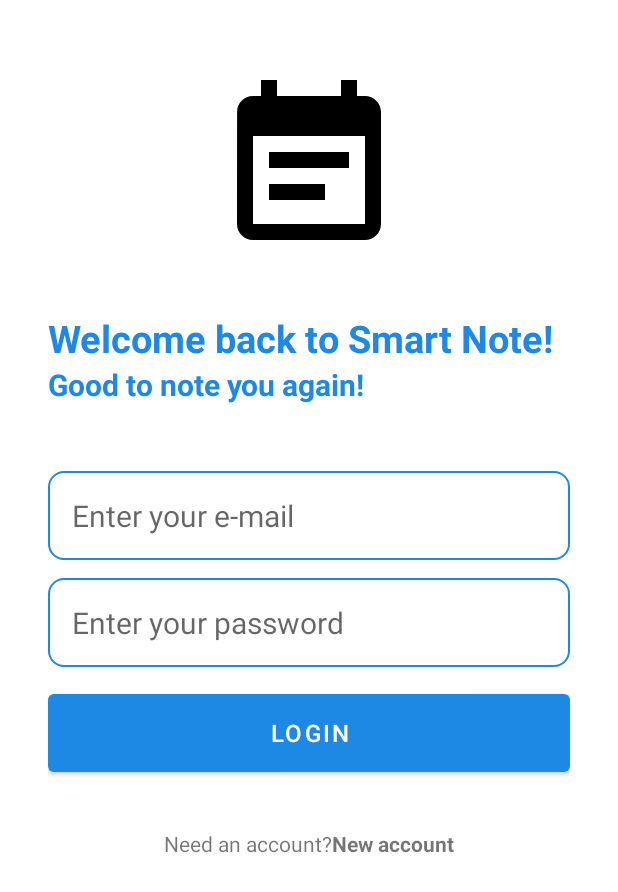
After one commit to Amelhot/And1ProjectApp, an Android app: the LoginActivity screen opened directly, with no data from a screen before it, on a phone screen of 412 x 824 dp. The commit adds this screen. Shown: the top 892 px of the screen. Run offline under Robolectric (Android 15) with nearby library versions, the phone set to English and light mode, and no system bars; our stand-ins replace Firebase (no records; nobody signed in at launch, a user with empty details on screens opened directly).

Commit message:
Created LoginActivity and reused most of the code and layout structure from NewAccountActivity

```diff
--- /dev/null
+++ b/app/src/main/java/com/example/smartnoteapp/LoginActivity.java
@@ -0,0 +1,119 @@
+package com.example.smartnoteapp;
+
+import androidx.annotation.NonNull;
+import androidx.appcompat.app.AppCompatActivity;
+
+import android.content.Intent;
+import android.os.Bundle;
+import android.util.Patterns;
+import android.view.View;
+import android.widget.Button;
+import android.widget.EditText;
+import android.widget.ProgressBar;
+import android.widget.TextView;
+
+import com.google.android.gms.tasks.OnCompleteListener;
+import com.google.android.gms.tasks.Task;
+import com.google.firebase.auth.AuthResult;
+import com.google.firebase.auth.FirebaseAuth;
+
+public class LoginActivity extends AppCompatActivity {
+    EditText emailEditTxt, passwordEditTxt;
+    Button loginBn;
+    ProgressBar progressB;
+    TextView newAccountBtnTextView;
+    @Override
+    protected void onCreate(Bundle savedInstanceState) {
+        super.onCreate(savedInstanceState);
+        setContentView(R.layout.activity_login);
+
+        emailEditTxt = findViewById(R.id.emailEdit);
+        passwordEditTxt = findViewById(R.id.passwordEdit);
+        loginBn = findViewById(R.id.loginBtn);
+        progressB = findViewById(R.id.progressBar);
+        newAccountBtnTextView = findViewById(R.id.newAccountBtn);
+
+        loginBn.setOnClickListener((v)-> userLogin());
+        newAccountBtnTextView.setOnClickListener((v)->  startActivity(new Intent(LoginActivity.this,NewAccountActivity.class)));
+    }
+
+    void userLogin(){
+        String email = emailEditTxt.getText().toString();
+        String password = passwordEditTxt.getText().toString();
+
+
+        boolean isValidated = validateData(email,password);
+        if (!isValidated){
+            return;
+        }
+
+        firebaseLogin(email,password);
+
+    }
+
+    void firebaseLogin(String email,String password){
+
+        FirebaseAuth firebaseAuth = FirebaseAuth.getInstance();
+        changeInProgress(true);
+        firebaseAuth.signInWithEmailAndPassword(email,password).addOnCompleteListener(new OnCompleteListener<AuthResult>() {
+            @Override
+            public void onComplete(@NonNull Task<AuthResult> task) {
+                changeInProgress(false);
+                if (task.isSuccessful()){
+                    //Successful login!
+                    if (firebaseAuth.getCurrentUser().isEmailVerified()){
+                        //Main activity
+
+                        startActivity(new Intent(LoginActivity.this, MainActivity.class));
+                        finish();
+
+                    }else{
+
+                        Utility.showToast(LoginActivity.this,"E-mail not yet verified, Please check you mail for verification link");
+
+                    }
+
+                }else{
+                    //Failed login :/
+                    Utility.showToast(LoginActivity.this, task.getException().getLocalizedMessage());
+
+
+                }
+
+            }
+        });
+
+
+
+    }
+    void changeInProgress(boolean inProgress){
+        if (inProgress){
+            progressB.setVisibility(View.VISIBLE);
+            loginBn.setVisibility(View.GONE);
+        }else{
+            progressB.setVisibility(View.GONE);
+            loginBn.setVisibility(View.VISIBLE);
+        }
+    }
+
+
+
+
+    boolean validateData(String email, String password){
+
+        //used to see if user's data is correct
+
+        if (!Patterns.EMAIL_ADDRESS.matcher(email).matches()){
+            emailEditTxt.setError("Invalid e-mail");
+            return false;
+
+        }
+        if (password.length() < 6){
+            passwordEditTxt.setError("Password is too short");
+            return false;
+        }
+
+        return true;
+    }
+
+}
--- a/app/src/main/java/com/example/smartnoteapp/NewAccountActivity.java
+++ b/app/src/main/java/com/example/smartnoteapp/NewAccountActivity.java
@@ -65,14 +65,13 @@ public class NewAccountActivity extends AppCompatActivity {
                         changeInProgress(false);
                         if (task.isSuccessful()){
                             //Account created!
-                            Toast.makeText(NewAccountActivity.this, "Account created successfully! To verify, check your e-mail", Toast.LENGTH_SHORT).show();
+                            Utility.showToast(NewAccountActivity.this,"Account created successfully! To verify, check your e-mail");
                             firebaseAuth.getCurrentUser().sendEmailVerification();
                             firebaseAuth.signOut();
                             finish();
                         }else {
                             //Not created
-
-                            Toast.makeText(NewAccountActivity.this, task.getException().getLocalizedMessage(), Toast.LENGTH_SHORT).show();
+                            Utility.showToast(NewAccountActivity.this, task.getException().getLocalizedMessage());
 
                         }
                     }
--- /dev/null
+++ b/app/src/main/res/drawable/login.xml
@@ -0,0 +1,5 @@
+<vector android:height="24dp" android:tint="#000000"
+    android:viewportHeight="24" android:viewportWidth="24"
+    android:width="24dp" xmlns:android="http://schemas.android.com/apk/res/android">
+    <path android:fillColor="@android:color/white" android:pathData="M11,7L9.6,8.4l2.6,2.6H2v2h10.2l-2.6,2.6L11,17l5,-5L11,7zM20,19h-8v2h8c1.1,0 2,-0.9 2,-2V5c0,-1.1 -0.9,-2 -2,-2h-8v2h8V19z"/>
+</vector>
--- /dev/null
+++ b/app/src/main/res/drawable/note_logo.xml
@@ -0,0 +1,5 @@
+<vector android:autoMirrored="true" android:height="24dp"
+    android:tint="#000000" android:viewportHeight="24"
+    android:viewportWidth="24" android:width="24dp" xmlns:android="http://schemas.android.com/apk/res/android">
+    <path android:fillColor="@android:color/white" android:pathData="M17,10L7,10v2h10v-2zM19,3h-1L18,1h-2v2L8,3L8,1L6,1v2L5,3c-1.11,0 -1.99,0.9 -1.99,2L3,19c0,1.1 0.89,2 2,2h14c1.1,0 2,-0.9 2,-2L21,5c0,-1.1 -0.9,-2 -2,-2zM19,19L5,19L5,8h14v11zM14,14L7,14v2h7v-2z"/>
+</vector>
--- /dev/null
+++ b/app/src/main/res/layout/activity_login.xml
@@ -0,0 +1,120 @@
+<?xml version="1.0" encoding="utf-8"?>
+<RelativeLayout xmlns:android="http://schemas.android.com/apk/res/android"
+    xmlns:app="http://schemas.android.com/apk/res-auto"
+    xmlns:tools="http://schemas.android.com/tools"
+    android:layout_width="match_parent"
+    android:layout_height="match_parent"
+    android:layout_marginVertical="16dp"
+    android:layout_marginHorizontal="32dp"
+    tools:context=".LoginActivity">
+
+    <ImageView
+        android:layout_width="128dp"
+        android:layout_height="128dp"
+        android:layout_centerHorizontal="true"
+        android:layout_marginVertical="32dp"
+        android:id="@+id/loginIcon"
+        android:src="@drawable/note_logo"/>
+
+
+    <LinearLayout
+        android:id="@+id/welcomeText"
+        android:layout_width="match_parent"
+        android:layout_height="wrap_content"
+        android:orientation="vertical"
+        android:layout_below="@+id/loginIcon">
+
+        <TextView
+            android:layout_width="match_parent"
+            android:layout_height="wrap_content"
+            android:text="Welcome back to Smart Note!"
+            android:textStyle="bold"
+            android:textSize="25sp"
+            android:textColor="@color/my_color"/>
+
+
+        <TextView
+            android:layout_width="match_parent"
+            android:layout_height="wrap_content"
+            android:text="Good to note you again!"
+            android:textStyle="bold"
+            android:textSize="20sp"
+            android:textColor="@color/my_color"/>
+    </LinearLayout>
+
+    <LinearLayout
+        android:layout_width="match_parent"
+        android:layout_height="wrap_content"
+        android:id="@+id/formLayout"
+        android:layout_marginVertical="32dp"
+        android:layout_below="@+id/welcomeText"
+        android:orientation="vertical">
+
+        <EditText
+            android:id="@+id/emailEdit"
+            android:layout_width="match_parent"
+            android:layout_height="wrap_content"
+            android:inputType="textEmailAddress"
+            android:hint="Enter your e-mail"
+            android:background="@drawable/rounded_corner"
+            android:padding="16dp"
+            android:layout_marginTop="12dp"
+            android:textSize="20sp"/>
+
+        <EditText
+            android:id="@+id/passwordEdit"
+            android:layout_width="match_parent"
+            android:layout_height="wrap_content"
+            android:inputType="textPassword"
+            android:hint="Enter your password"
+            android:background="@drawable/rounded_corner"
+            android:padding="16dp"
+            android:layout_marginTop="12dp"
+            android:textSize="20sp"/>
+
+
+
+
+        <com.google.android.material.button.MaterialButton
+            android:layout_width="match_parent"
+            android:layout_height="64dp"
+            android:id="@+id/loginBtn"
+            android:text="Login"
+            android:layout_marginTop="12dp"
+            android:textSize="16dp"/>
+
+        <ProgressBar
+            android:layout_width="24dp"
+            android:layout_height="64dp"
+            android:id="@+id/progressBar"
+            android:visibility="gone"
+            android:layout_gravity="center"
+            android:layout_marginTop="12dp"/>
+
+
+
+    </LinearLayout>
+
+    <LinearLayout
+        android:layout_width="match_parent"
+        android:layout_height="wrap_content"
+        android:layout_below="@+id/formLayout"
+        android:orientation="horizontal"
+        android:gravity="center">
+
+
+        <TextView
+            android:layout_width="wrap_content"
+            android:layout_height="wrap_content"
+            android:text="Need an account?"/>
+
+
+        <TextView
+            android:layout_width="wrap_content"
+            android:layout_height="wrap_content"
+            android:textStyle="bold"
+            android:id="@+id/newAccountBtn"
+            android:text="New account"/>
+    </LinearLayout>
+
+</RelativeLayout>
```
Also changed, not shown: app/src/main/AndroidManifest.xml (+7 -0 lines), app/src/main/java/com/example/smartnoteapp/SplashActivity.java (+12 -1 lines), app/src/main/java/com/example/smartnoteapp/Utility.java (added, +12 -0 lines).
